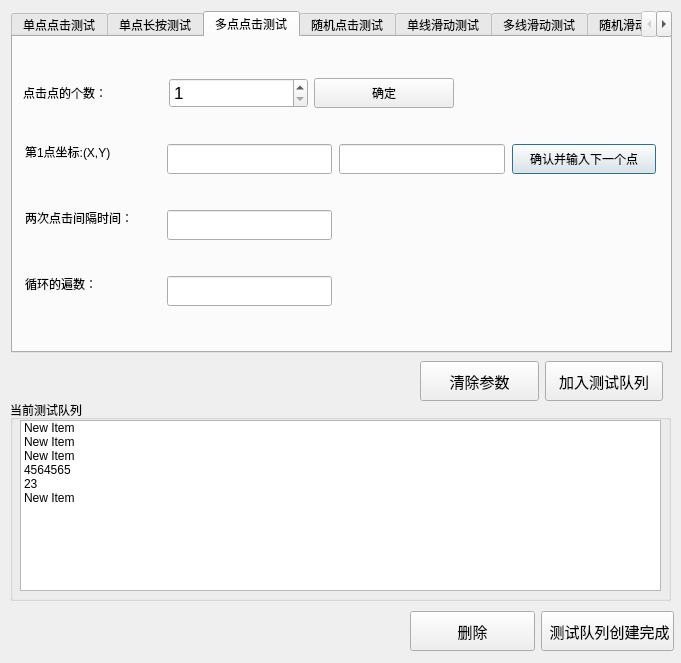
First picture: the form in GUI/main_ui_test/test_ui_d/add_test_ui.ui, repository buaanostop/-, before the edit.
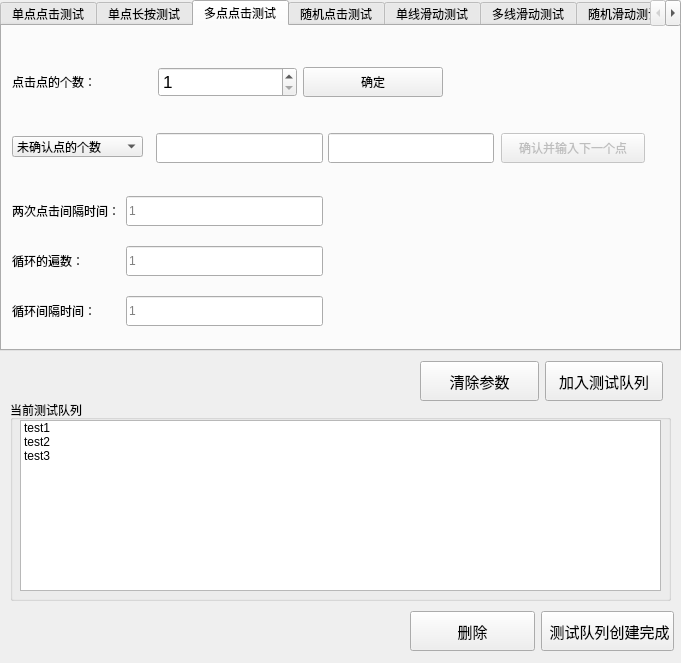
Second picture: the form after the edit. The open tabs and pages were chosen to show the change.

```diff
--- a/GUI/main_ui_test/test_ui_d/add_test_ui.ui
+++ b/GUI/main_ui_test/test_ui_d/add_test_ui.ui
@@ -16,10 +16,10 @@
   <widget class="QTabWidget" name="tabWidget">
    <property name="geometry">
     <rect>
-     <x>11</x>
-     <y>11</y>
-     <width>661</width>
-     <height>342</height>
+     <x>0</x>
+     <y>0</y>
+     <width>681</width>
+     <height>351</height>
     </rect>
    </property>
    <property name="minimumSize">
@@ -263,7 +263,7 @@
       <rect>
        <x>154</x>
        <y>107</y>
-       <width>165</width>
+       <width>167</width>
        <height>30</height>
       </rect>
      </property>
@@ -279,75 +279,8 @@
        <height>30</height>
       </size>
      </property>
-    </widget>
-    <widget class="QLineEdit" name="v_m_touch_loop_num">
-     <property name="geometry">
-      <rect>
-       <x>154</x>
-       <y>239</y>
-       <width>165</width>
-       <height>30</height>
-      </rect>
-     </property>
-     <property name="minimumSize">
-      <size>
-       <width>0</width>
-       <height>30</height>
-      </size>
-     </property>
-     <property name="maximumSize">
-      <size>
-       <width>16777215</width>
-       <height>30</height>
-      </size>
-     </property>
-    </widget>
-    <widget class="QLabel" name="m_touch_loop_num">
-     <property name="geometry">
-      <rect>
-       <x>12</x>
-       <y>239</y>
-       <width>90</width>
-       <height>16</height>
-      </rect>
-     </property>
-     <property name="text">
-      <string>循环的遍数：</string>
-     </property>
-    </widget>
-    <widget class="QLabel" name="m_touch_pos">
-     <property name="geometry">
-      <rect>
-       <x>12</x>
-       <y>107</y>
-       <width>116</width>
-       <height>16</height>
-      </rect>
-     </property>
-     <property name="text">
-      <string>第1点坐标:(X,Y)</string>
-     </property>
-    </widget>
-    <widget class="QLineEdit" name="v_m_touch_i_time">
-     <property name="geometry">
-      <rect>
-       <x>154</x>
-       <y>173</y>
-       <width>165</width>
-       <height>30</height>
-      </rect>
-     </property>
-     <property name="minimumSize">
-      <size>
-       <width>0</width>
-       <height>30</height>
-      </size>
-     </property>
-     <property name="maximumSize">
-      <size>
-       <width>16777215</width>
-       <height>30</height>
-      </size>
+     <property name="placeholderText">
+      <string/>
      </property>
     </widget>
     <widget class="QLineEdit" name="v_m_touch_pos_y">
@@ -372,7 +305,10 @@
       </size>
      </property>
     </widget>
-    <widget class="QPushButton" name="m_touch_next_p_b">
+    <widget class="QPushButton" name="multiTouchNextPointButton">
+     <property name="enabled">
+      <bool>false</bool>
+     </property>
      <property name="geometry">
       <rect>
        <x>499</x>
@@ -397,40 +333,6 @@
       <string>确认并输入下一个点</string>
      </property>
     </widget>
-    <widget class="QLabel" name="m_touch_i_time">
-     <property name="geometry">
-      <rect>
-       <x>12</x>
-       <y>173</y>
-       <width>135</width>
-       <height>16</height>
-      </rect>
-     </property>
-     <property name="text">
-      <string>两次点击间隔时间：</string>
-     </property>
-    </widget>
-    <widget class="QLabel" name="now_point_num">
-     <property name="geometry">
-      <rect>
-       <x>70</x>
-       <y>40</y>
-       <width>191</width>
-       <height>22</height>
-      </rect>
-     </property>
-     <property name="font">
-      <font>
-       <pointsize>17</pointsize>
-      </font>
-     </property>
-     <property name="text">
-      <string>1</string>
-     </property>
-     <property name="alignment">
-      <set>Qt::AlignCenter</set>
-     </property>
-    </widget>
     <widget class="QWidget" name="layoutWidget">
      <property name="geometry">
       <rect>
@@ -499,6 +401,130 @@
       </item>
      </layout>
     </widget>
+    <widget class="QComboBox" name="pointSelectComboBox">
+     <property name="geometry">
+      <rect>
+       <x>10</x>
+       <y>110</y>
+       <width>131</width>
+       <height>21</height>
+      </rect>
+     </property>
+     <property name="whatsThis">
+      <string>设置多点点击的point的个数数后，可以在这里编辑每个点的信息
+如果没有设置好每个点的坐标，会有相应提示，请补充完成</string>
+     </property>
+     <property name="autoFillBackground">
+      <bool>true</bool>
+     </property>
+     <property name="editable">
+      <bool>false</bool>
+     </property>
+     <property name="duplicatesEnabled">
+      <bool>false</bool>
+     </property>
+     <property name="frame">
+      <bool>true</bool>
+     </property>
+     <item>
+      <property name="text">
+       <string>未确认点的个数</string>
+      </property>
+     </item>
+    </widget>
+    <widget class="QWidget" name="layoutWidget">
+     <property name="geometry">
+      <rect>
+       <x>10</x>
+       <y>170</y>
+       <width>311</width>
+       <height>132</height>
+      </rect>
+     </property>
+     <layout class="QFormLayout" name="formLayout">
+      <property name="verticalSpacing">
+       <number>20</number>
+      </property>
+      <item row="0" column="0">
+       <widget class="QLabel" name="m_touch_i_time">
+        <property name="text">
+         <string>两次点击间隔时间：</string>
+        </property>
+       </widget>
+      </item>
+      <item row="0" column="1">
+       <widget class="QLineEdit" name="v_m_touch_i_time">
+        <property name="minimumSize">
+         <size>
+          <width>0</width>
+          <height>30</height>
+         </size>
+        </property>
+        <property name="maximumSize">
+         <size>
+          <width>16777215</width>
+          <height>30</height>
+         </size>
+        </property>
+        <property name="placeholderText">
+         <string>1</string>
+        </property>
+       </widget>
+      </item>
+      <item row="1" column="0">
+       <widget class="QLabel" name="m_touch_loop_num">
+        <property name="text">
+         <string>循环的遍数：</string>
+        </property>
+       </widget>
+      </item>
+      <item row="1" column="1">
+       <widget class="QLineEdit" name="v_m_touch_loop_num">
+        <property name="minimumSize">
+         <size>
+          <width>0</width>
+          <height>30</height>
+         </size>
+        </property>
+        <property name="maximumSize">
+         <size>
+          <width>16777215</width>
+          <height>30</height>
+         </size>
+        </property>
+        <property name="placeholderText">
+         <string>1</string>
+        </property>
+       </widget>
+      </item>
+      <item row="2" column="0">
+       <widget class="QLabel" name="m_touch_loop_i_time">
+        <property name="text">
+         <string>循环间隔时间：</string>
+        </property>
+       </widget>
+      </item>
+      <item row="2" column="1">
+       <widget class="QLineEdit" name="v_m_touch_loop_i_time">
+        <property name="minimumSize">
+         <size>
+          <width>0</width>
+          <height>30</height>
+         </size>
+        </property>
+        <property name="maximumSize">
+         <size>
+          <width>16777215</width>
+          <height>30</height>
+         </size>
+        </property>
+        <property name="placeholderText">
+         <string>1</string>
+        </property>
+       </widget>
+      </item>
+     </layout>
+    </widget>
    </widget>
    <widget class="QWidget" name="random_touch_test">
     <attribute name="title">
@@ -1530,32 +1556,17 @@
     </property>
     <item>
      <property name="text">
-      <string>New Item</string>
+      <string>test1</string>
      </property>
     </item>
     <item>
      <property name="text">
-      <string>New Item</string>
+      <string>test2</string>
      </property>
     </item>
     <item>
      <property name="text">
-      <string>New Item</string>
-     </property>
-    </item>
-    <item>
-     <property name="text">
-      <string>4564565</string>
-     </property>
-    </item>
-    <item>
-     <property name="text">
-      <string>23</string>
-     </property>
-    </item>
-    <item>
-     <property name="text">
-      <string>New Item</string>
+      <string>test3</string>
      </property>
     </item>
    </widget>
```
Left out of the diff: 677 changed lines with no effect on the pictures.
